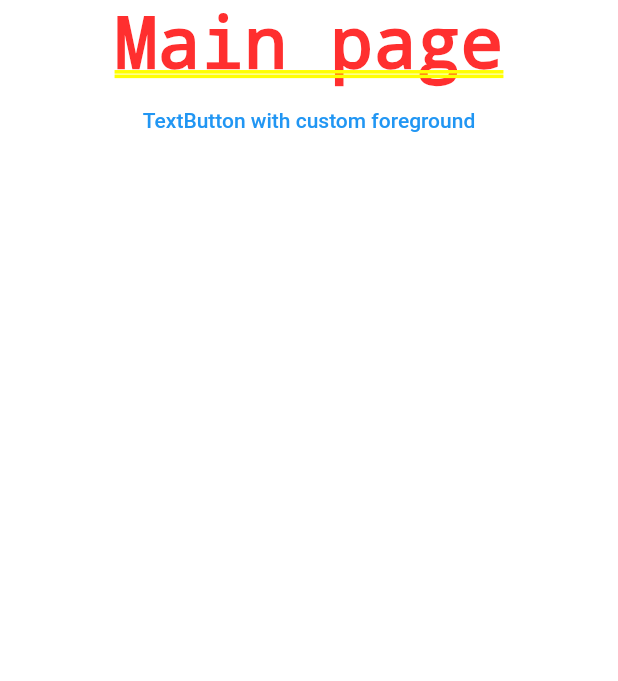
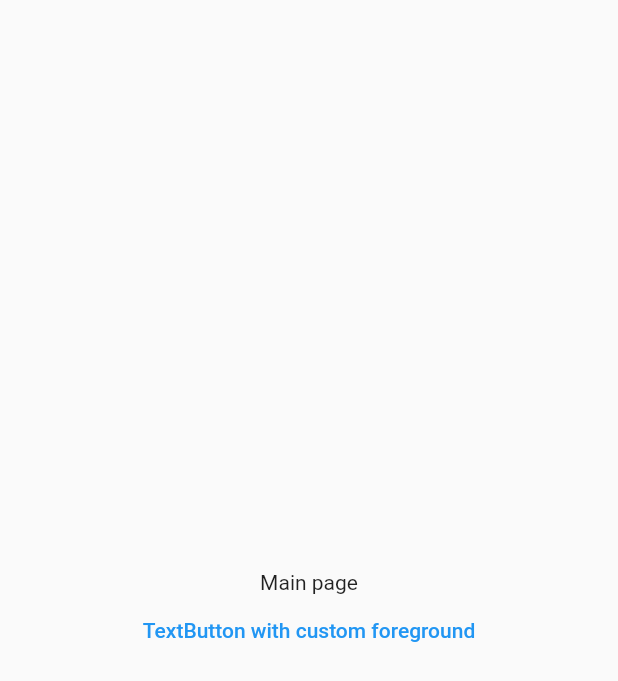
Before and after one commit to NickUseGitHub/tictactoe, a Flutter app: the screen it shows after launch, on a phone screen of 412 x 824 dp. Shown: the top 681 px of the screen. Run offline on Flutter 3.47's test engine with Material 2 defaults, Android fonts, the phone set to English and light mode, and no system bars; our stand-ins replace flutter_native_splash, fluttertoast.

Commit message:
chore: refactor codes

```diff
--- a/lib/pages/home.dart
+++ b/lib/pages/home.dart
@@ -26,13 +26,24 @@
 
   @override
   Widget build(BuildContext context) {
-    return Center(
-      child: Column(children: [
-        const Text("Main page"),
-        TextButton(
-            onPressed: () => showToast(context),
-            child: Text('TextButton with custom foreground'))
-      ]),
+    return Scaffold(
+      body: Flex(
+        mainAxisAlignment: MainAxisAlignment.center,
+        crossAxisAlignment: CrossAxisAlignment.center,
+        direction: Axis.vertical,
+        children: [
+          Center(
+            child: Column(
+              children: [
+                const Text("Main page"),
+                TextButton(
+                    onPressed: () => showToast(context),
+                    child: const Text('TextButton with custom foreground'))
+              ],
+            ),
+          )
+        ],
+      ),
     );
   }
 }
```
Also changed, not shown: lib/pages/board.dart (+13 -0 lines).
